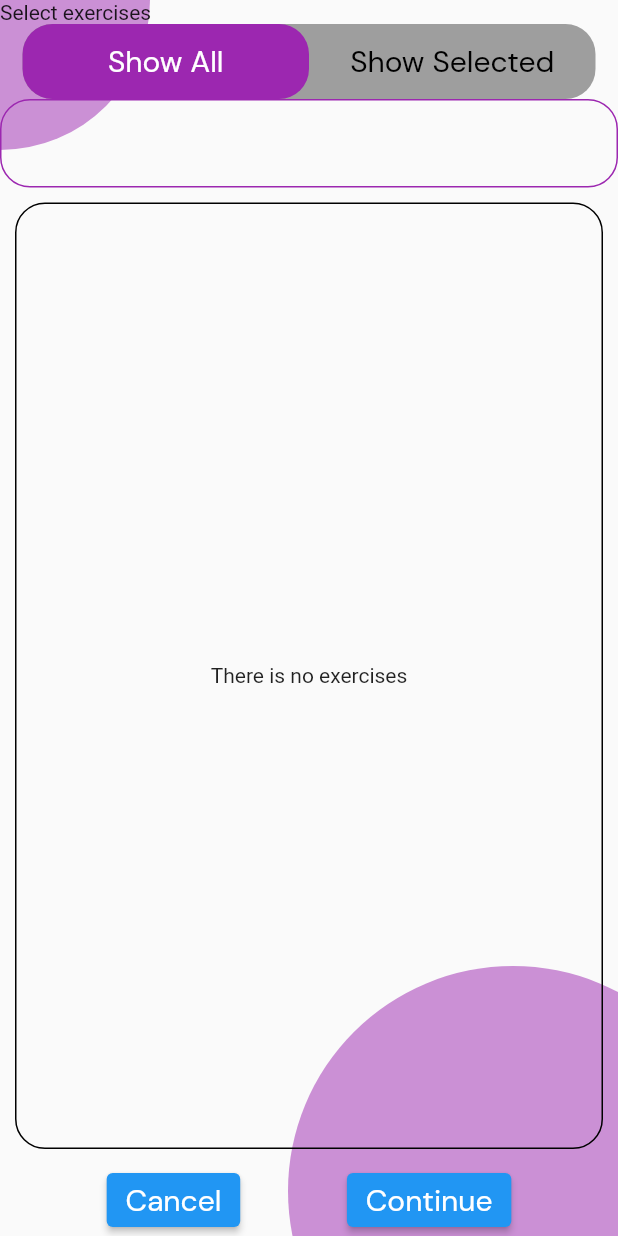
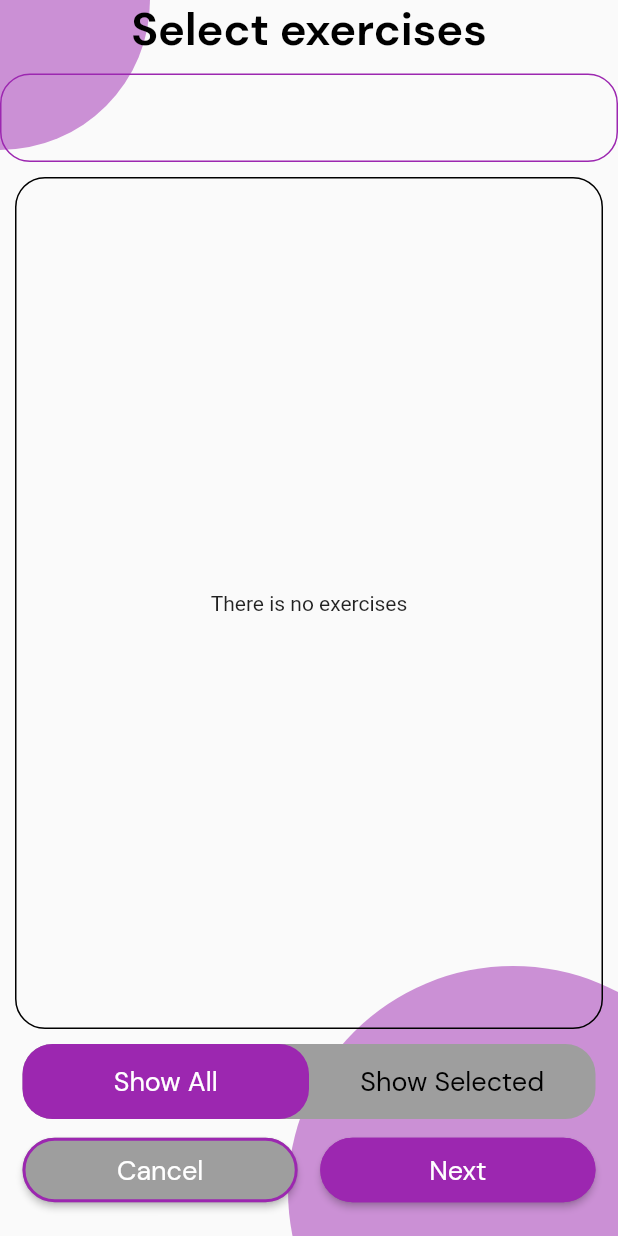
Before and after one commit to KidNeKit/Sportify, a Flutter app: the WorkoutTemplateCreationScreen screen opened by its route, on a phone screen of 412 x 824 dp. Run offline on Flutter 3.47's test engine with Material 2 defaults, Android fonts, the phone set to English and light mode, and no system bars; our stand-ins replace cloud_firestore, equatable, firebase_auth, firebase_core, flutter_bloc; accounts and stored records are empty.

Commit message:
Wrote custom buttons for navigation during workout creation

```diff
--- /dev/null
+++ b/lib/models/enums/nav_button_type.dart
@@ -0,0 +1,4 @@
+enum NavButtonType {
+  back,
+  forward;
+}
--- a/lib/view/screens/workout_template_creation_screen/components/exercise_selection.dart
+++ b/lib/view/screens/workout_template_creation_screen/components/exercise_selection.dart
@@ -2,6 +2,7 @@ import 'dart:developer';
 
 import 'package:flutter/material.dart';
 import 'package:flutter_bloc/flutter_bloc.dart';
+import 'package:sportify/view/screens/workout_template_creation_screen/components/part_nav_buttons.dart';
 
 import '../../../../cubits/exercise_template/exercise_template_cubit.dart';
 import '../../../../models/exercise_template.dart';
@@ -18,10 +19,13 @@ class ExerciseSelection extends StatelessWidget {
       child: SafeArea(
         child: Column(
           mainAxisAlignment: MainAxisAlignment.spaceBetween,
-          crossAxisAlignment: CrossAxisAlignment.start,
+          crossAxisAlignment: CrossAxisAlignment.center,
           children: [
-            const Text('Select exercises'),
-            const OptionSelector(),
+            Text(
+              'Select exercises',
+              style: Theme.of(context).textTheme.titleLarge,
+            ),
+            const SizedBox(height: 10.0),
             const TextField(),
             BlocBuilder<ExerciseTemplateCubit, ExerciseTemplateState>(
               builder: (context, state) {
@@ -34,21 +38,9 @@ class ExerciseSelection extends StatelessWidget {
                 );
               },
             ),
-            Row(
-              mainAxisAlignment: MainAxisAlignment.spaceEvenly,
-              children: [
-                ElevatedButton(
-                    onPressed: () {
-                      Navigator.of(context).pop();
-                    },
-                    child: const Text('Cancel')),
-                ElevatedButton(
-                    onPressed: () {
-                      context.read<ExerciseTemplateCubit>().nextStep();
-                    },
-                    child: const Text('Continue')),
-              ],
-            ),
+            const OptionSelector(),
+            const SizedBox(height: 10.0),
+            const PartNavButtons(),
           ],
         ),
       ),
--- /dev/null
+++ b/lib/view/screens/workout_template_creation_screen/components/nav_button.dart
@@ -0,0 +1,44 @@
+import 'package:flutter/material.dart';
+
+import '../../../../models/enums/nav_button_type.dart';
+
+class NavButton extends StatelessWidget {
+  final String _label;
+  final Function() _onPressedFunc;
+  final NavButtonType _buttonType;
+
+  const NavButton(
+      {required String label,
+      required Function() onPressedFunc,
+      required NavButtonType buttonType,
+      super.key})
+      : _label = label,
+        _onPressedFunc = onPressedFunc,
+        _buttonType = buttonType;
+
+  @override
+  Widget build(BuildContext context) {
+    return Expanded(
+      child: ElevatedButton(
+        onPressed: _onPressedFunc,
+        style: ElevatedButton.styleFrom(
+          backgroundColor: _buttonType == NavButtonType.forward
+              ? Colors.purple
+              : Colors.grey,
+          shape: RoundedRectangleBorder(
+            borderRadius: BorderRadius.circular(50.0),
+          ),
+          padding: const EdgeInsets.symmetric(vertical: 10.0),
+          side: const BorderSide(color: Colors.purple, width: 2.0),
+        ),
+        child: Text(
+          _label,
+          style: Theme.of(context)
+              .textTheme
+              .labelMedium!
+              .copyWith(color: Colors.white),
+        ),
+      ),
+    );
+  }
+}
--- /dev/null
+++ b/lib/view/screens/workout_template_creation_screen/components/part_nav_buttons.dart
@@ -0,0 +1,35 @@
+import 'dart:developer';
+
+import 'package:flutter/material.dart';
+import 'package:flutter_bloc/flutter_bloc.dart';
+import 'package:sportify/models/enums/nav_button_type.dart';
+import 'package:sportify/view/screens/workout_template_creation_screen/components/nav_button.dart';
+
+import '../../../../cubits/exercise_template/exercise_template_cubit.dart';
+
+class PartNavButtons extends StatelessWidget {
+  const PartNavButtons({super.key});
+
+  @override
+  Widget build(BuildContext context) {
+    return Container(
+      margin: const EdgeInsets.only(left: 15.0, right: 15.0, bottom: 20.0),
+      child: Row(
+        children: [
+          NavButton(
+            label: 'Cancel',
+            buttonType: NavButtonType.back,
+            onPressedFunc: () => Navigator.of(context).pop(),
+          ),
+          const SizedBox(width: 15.0),
+          NavButton(
+            label: 'Next',
+            buttonType: NavButtonType.forward,
+            onPressedFunc: () =>
+                context.read<ExerciseTemplateCubit>().nextStep(),
+          ),
+        ],
+      ),
+    );
+  }
+}
--- a/lib/view/screens/workout_template_creation_screen/exercise_selection_part/option.dart
+++ b/lib/view/screens/workout_template_creation_screen/exercise_selection_part/option.dart
@@ -28,7 +28,7 @@ class Option extends StatelessWidget {
             _label,
             style: Theme.of(context)
                 .textTheme
-                .labelLarge!
+                .labelMedium!
                 .copyWith(color: _isActive ? Colors.white : Colors.black),
           ),
         ),
```
